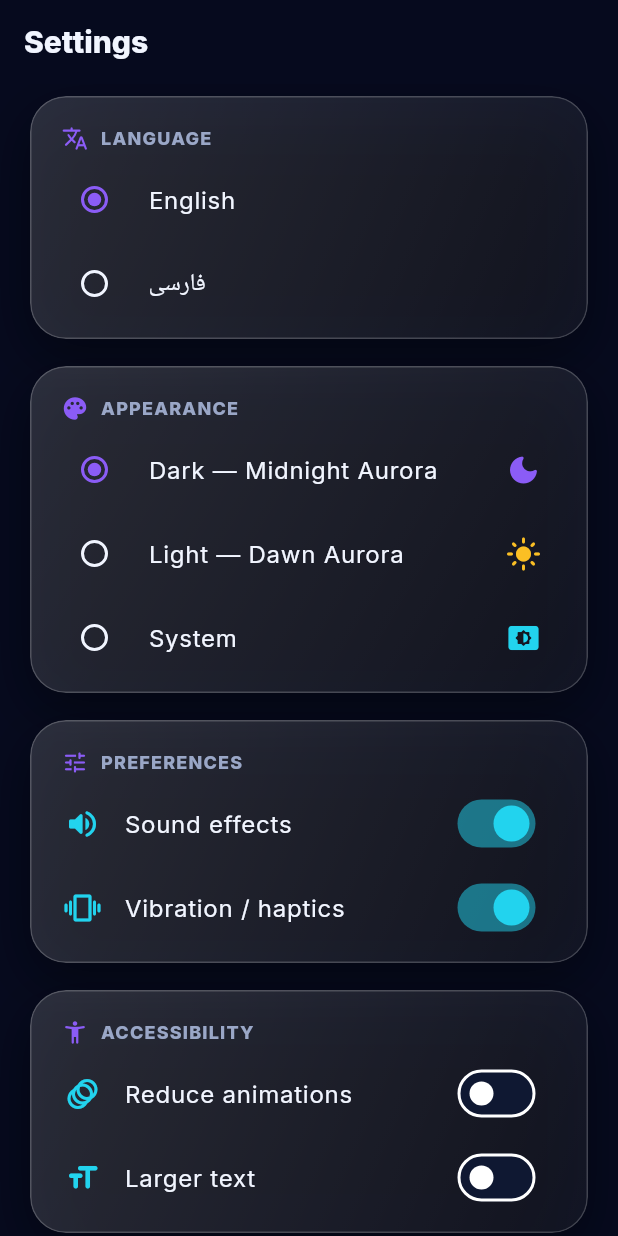
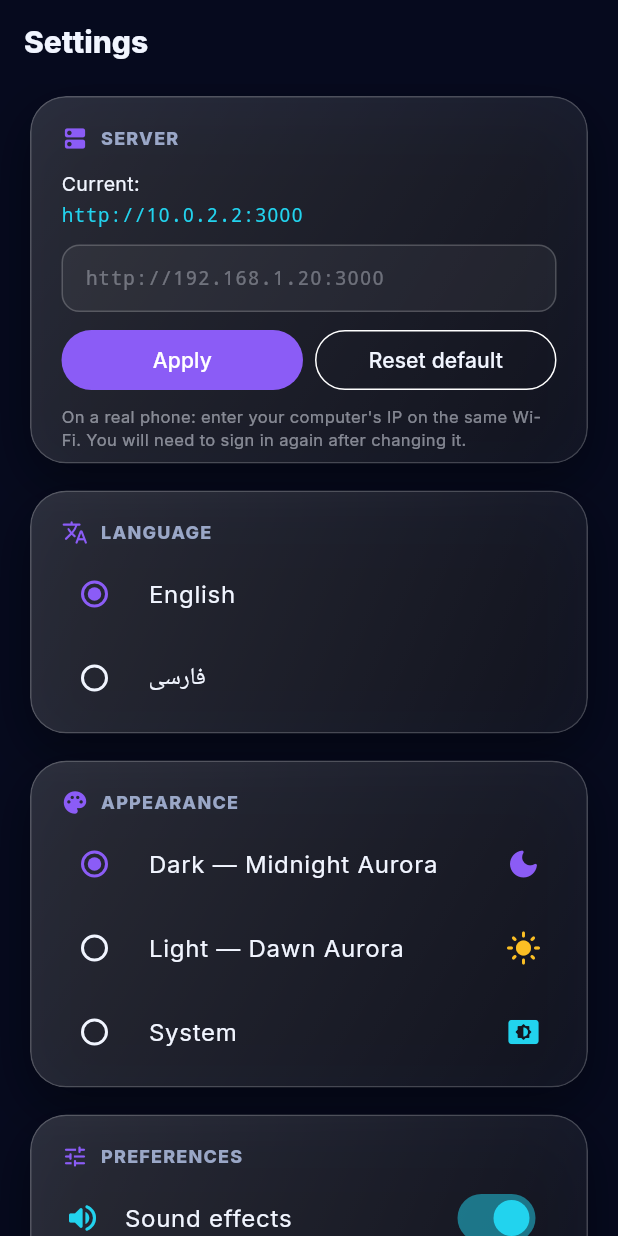
Before and after one commit to hesam13871127-ai/plato, a Flutter app: the SettingsScreen screen opened by its route, on a phone screen of 412 x 824 dp. Run offline on Flutter 3.47's test engine with Material 3 defaults, Android fonts, the phone set to English and light mode, and no system bars; our stand-ins replace cached_network_image, dio, equatable, flutter_riverpod, flutter_secure_storage, fpdart and 3 more; missing offline and left inert: dart:html; accounts and stored records are empty.

Commit message:
Full-app audit: fix stale branch in REPAIR.bat, CORS, Docker image, mobile token race + in-app server override
Backend:
- main.ts: CORS was hard-coded to a single dev origin, ignoring
  CORS_ORIGINS; restore config-driven origins with '*' support.
- Dockerfile: copy public/ into the runtime image so the /panel admin
  UI is actually served in Docker (it silently 404'd).
- package.json: drop the lint script (no eslint installed/configured).

Mobile:
- dio_client: guard refresh-token rotation with a single-flight future
  so concurrent 401s no longer present an already-rotated (single-use)
  refresh token and log the user out on a healthy session.
- api_host_service (new): runtime, persisted backend-origin override.
  dio + socket clients rebuild when it changes, so a release build can
  point at any server without rebuilding (settings -> Server).
- app_constants: remove now-unused socketBaseUrl.

Ops:
- REPAIR.bat: pull the fix branch (was pinning the base branch, so it
  never delivered the fixes), use the script's own folder instead of a
  hard-coded user path, mirror-delete stale files, keep CRLF line endings.

Docs: refresh README layout tree and RUNBOOK (server override, self-heal
note, test counts).

Co-authored-by: arena-agent <297053741+arena-agent@users.noreply.github.com>

```diff
--- a/mobile/lib/core/constants/app_constants.dart
+++ b/mobile/lib/core/constants/app_constants.dart
@@ -20,10 +20,6 @@ class AppConstants {
 
   static const String apiPrefix = '/api';
 
-  /// Socket.io real-time base (same origin as the REST API; the gateway
-  /// listens on the root namespace).
-  static String get socketBaseUrl => apiBaseUrl;
-
   static const String appName = 'VibeTable';
   static const String appVersion = '1.0.0';
 
--- a/mobile/lib/core/widgets/settings_screen.dart
+++ b/mobile/lib/core/widgets/settings_screen.dart
@@ -4,6 +4,7 @@ import 'package:shared_preferences/shared_preferences.dart';
 
 import '../i18n/app_localizations.dart';
 import '../i18n/locale_controller.dart';
+import '../services/api_host_service.dart';
 import '../services/feedback_service.dart';
 import '../theme/app_colors.dart';
 import '../theme/theme_controller.dart';
@@ -28,10 +29,19 @@ class SettingsScreen extends ConsumerStatefulWidget {
 }
 
 class _SettingsScreenState extends ConsumerState<SettingsScreen> {
+  late final TextEditingController _serverCtrl = TextEditingController();
+  bool _serverSynced = false;
+
   @override
   void initState() {
     super.initState();
     _load();
+  }
+
+  @override
+  void dispose() {
+    _serverCtrl.dispose();
+    super.dispose();
   }
 
   Future<void> _load() async {
@@ -46,6 +56,32 @@ class _SettingsScreenState extends ConsumerState<SettingsScreen> {
     await prefs.setBool(key, value);
   }
 
+  void _syncServerField() {
+    final host = ref.read(apiHostServiceProvider);
+    if (!_serverSynced && host.initialized) {
+      _serverCtrl.text = host.overrideValue ?? '';
+      _serverSynced = true;
+    }
+  }
+
+  Future<void> _saveServer(String? value) async {
+    final applied = await ref.read(apiHostServiceProvider).setOverride(value);
+    _serverCtrl.text = value ?? '';
+    if (!mounted) return;
+    final isFa = ref.read(localeControllerProvider) == AppLanguage.persian;
+    ref.read(feedbackServiceProvider.notifier).success();
+    ScaffoldMessenger.of(context).showSnackBar(
+      SnackBar(
+        content: Text(
+          isFa
+              ? 'سرور: $applied — برای ادامه وارد شوید'
+              : 'Server: $applied — please sign in to continue',
+          duration: const Duration(seconds: 3),
+        ),
+      ),
+    );
+  }
+
   @override
   Widget build(BuildContext context) {
     final l10n = context.l10n;
@@ -55,6 +91,10 @@ class _SettingsScreenState extends ConsumerState<SettingsScreen> {
     final feedback = ref.watch(feedbackServiceProvider);
     final reduceMotion = ref.watch(reduceMotionProvider);
     final largeText = ref.watch(largeTextProvider);
+    final host = ref.watch(apiHostServiceProvider);
+    final effectiveServer = ref.watch(apiBaseUrlProvider);
+    _syncServerField();
+    final textColor = isDark ? AppColors.textPrimary : AppColors.lightTextPrimary;
 
     return Scaffold(
       backgroundColor: isDark ? AppColors.deepNavy : AppColors.lightBackground,
@@ -68,6 +108,89 @@ class _SettingsScreenState extends ConsumerState<SettingsScreen> {
       body: ListView(
         padding: const EdgeInsets.fromLTRB(20, 8, 20, 32),
         children: [
+          _Section(
+            title: language == AppLanguage.persian ? 'سرور' : 'Server',
+            icon: Icons.dns_rounded,
+            children: [
+              Padding(
+                padding: const EdgeInsets.fromLTRB(14, 8, 14, 0),
+                child: Column(
+                  crossAxisAlignment: CrossAxisAlignment.start,
+                  children: [
+                    Text(
+                      language == AppLanguage.persian ? 'آدرس فعلی:' : 'Current:',
+                      style: TextStyle(color: textColor, fontSize: 13),
+                    ),
+                    const SizedBox(height: 2),
+                    Text(
+                      effectiveServer,
+                      style: const TextStyle(color: AppColors.softCyan, fontSize: 13, fontFamily: 'monospace'),
+                    ),
+                    const SizedBox(height: 10),
+                    TextField(
+                      controller: _serverCtrl,
+                      enabled: host.initialized,
+                      keyboardType: TextInputType.url,
+                      autocorrect: false,
+                      textInputAction: TextInputAction.done,
+                      style: const TextStyle(fontSize: 14, fontFamily: 'monospace'),
+                      decoration: InputDecoration(
+                        hintText: 'http://192.168.1.20:3000',
+                        hintStyle: TextStyle(color: textColor.withOpacity(0.35), fontSize: 13),
+                        isDense: true,
+                        filled: true,
+                        fillColor: (isDark ? Colors.white : Colors.black).withValues(alpha: 0.05),
+                        contentPadding: const EdgeInsets.symmetric(horizontal: 12, vertical: 12),
+                        border: OutlineInputBorder(
+                          borderRadius: BorderRadius.circular(12),
+                          borderSide: BorderSide(color: AppColors.glassStroke),
+                        ),
+                        enabledBorder: OutlineInputBorder(
+                          borderRadius: BorderRadius.circular(12),
+                          borderSide: BorderSide(color: AppColors.glassStroke),
+                        ),
+                        focusedBorder: OutlineInputBorder(
+                          borderRadius: BorderRadius.circular(12),
+                          borderSide: const BorderSide(color: AppColors.electricPurple),
+                        ),
+                      ),
+                    ),
+                    const SizedBox(height: 8),
+                    Row(
+                      children: [
+                        Expanded(
+                          child: FilledButton(
+                            style: FilledButton.styleFrom(
+                              backgroundColor: AppColors.electricPurple,
+                            ),
+                            onPressed: () => _saveServer(_serverCtrl.text),
+                            child: Text(language == AppLanguage.persian ? 'اعمال' : 'Apply'),
+                          ),
+                        ),
+                        const SizedBox(width: 8),
+                        Expanded(
+                          child: OutlinedButton(
+                            onPressed: () => _saveServer(null),
+                            child: Text(
+                              language == AppLanguage.persian ? 'حالت پیش‌فرض' : 'Reset default',
+                              style: TextStyle(color: textColor),
+                            ),
+                          ),
+                        ),
+                      ],
+                    ),
+                    const SizedBox(height: 6),
+                    Text(
+                      language == AppLanguage.persian
+                          ? 'برای گوشی واقعی: IP کامپیوتر را در همان وای‌فای وارد کنید. بعد از تغییر باید دوباره وارد شوید.'
+                          : 'On a real phone: enter your computer\'s IP on the same Wi-Fi. You will need to sign in again after changing it.',
+                      style: TextStyle(color: textColor.withOpacity(0.5), fontSize: 11, height: 1.4),
+                    ),
+                  ],
+                ),
+              ),
+            ],
+          ),
           _Section(
             title: l10n.t('language'),
             icon: Icons.translate_rounded,
--- a/mobile/lib/features/chat/data/datasources/chat_socket_service.dart
+++ b/mobile/lib/features/chat/data/datasources/chat_socket_service.dart
@@ -3,6 +3,7 @@ import 'dart:async';
 import 'package:flutter_riverpod/flutter_riverpod.dart';
 
 import '../../../../core/network/dio_client.dart';
+import '../../../../core/services/api_host_service.dart';
 import '../../../../core/socket/socket_io_client.dart';
 import '../../domain/entities/chat_entities.dart';
 import '../models/chat_models.dart';
@@ -387,9 +388,11 @@ class ChatSocketService {
 }
 
 /// The raw socket singleton, authenticated with the stored access token.
+/// Recreated when the (runtime) server override changes.
 final socketIoClientProvider = Provider<SocketIoClient>((ref) {
+  final baseUrl = ref.watch(apiBaseUrlProvider);
   final storage = ref.watch(secureTokenStorageProvider);
-  final client = SocketIoClient(storage: storage);
+  final client = SocketIoClient(storage: storage, baseUrl: baseUrl);
   ref.onDispose(client.dispose);
   return client;
 });
```
Also changed, not shown: mobile/lib/core/network/dio_client.dart (+28 -4 lines), mobile/lib/core/services/api_host_service.dart (added, +98 -0 lines), mobile/lib/core/socket/socket_io_client.dart (+7 -3 lines), 6 other files.
